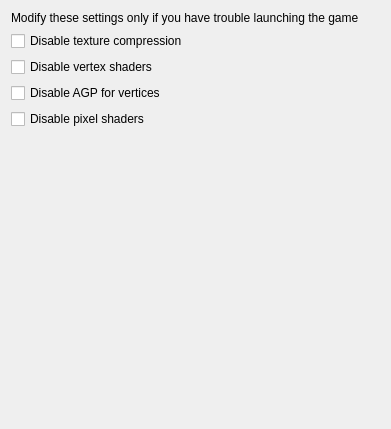
This is code/ryzom/tools/client/client_config_qt/display_settings_advanced_widget.ui in ryzom/ryzomcore as Qt 5 draws it before an edit. The edited form follows.
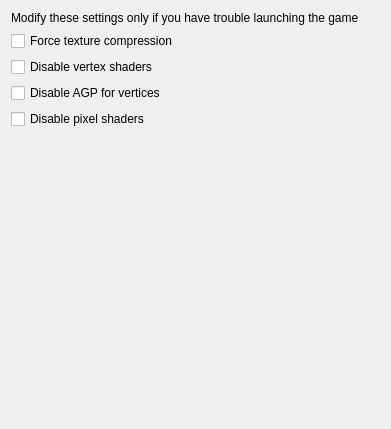
This is the edited form.

Commit message:
Fixed: ForceDXTC is not to disable compression but force it
branch : develop

Diff of the .ui file:
```diff
--- a/code/ryzom/tools/client/client_config_qt/display_settings_advanced_widget.ui
+++ b/code/ryzom/tools/client/client_config_qt/display_settings_advanced_widget.ui
@@ -28,7 +28,7 @@
        <item>
         <widget class="QCheckBox" name="texcompressionCheckBox">
          <property name="text">
-          <string>Disable texture compression</string>
+          <string>Force texture compression</string>
          </property>
         </widget>
        </item>
```
